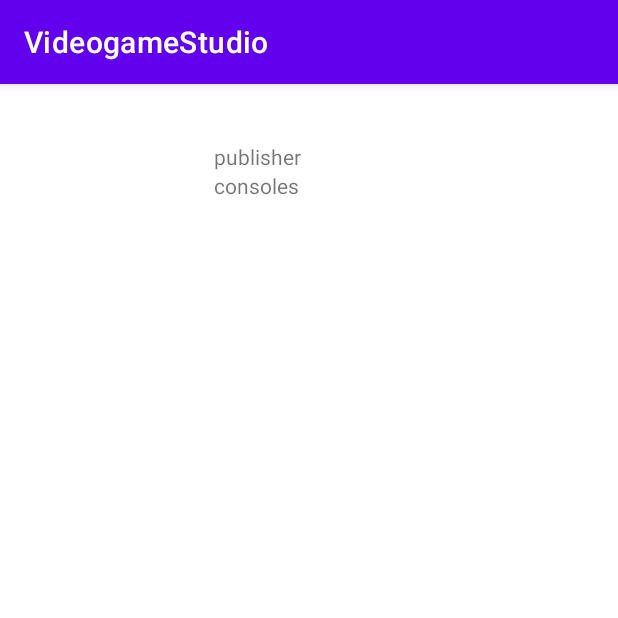
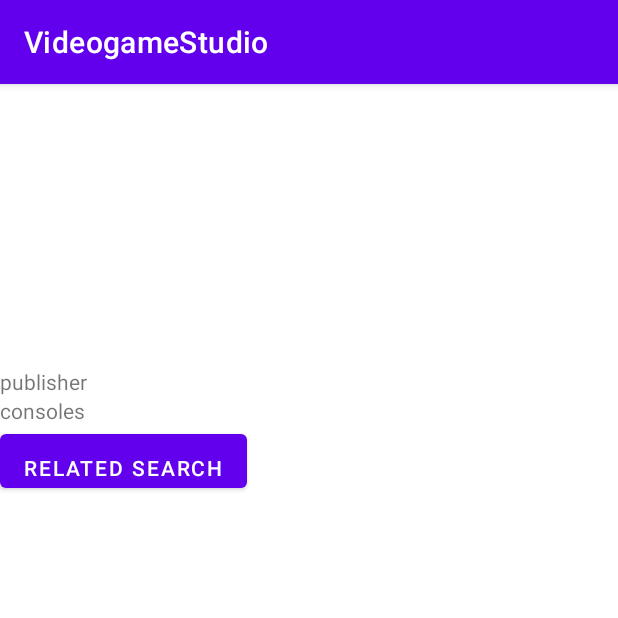
Before and after one commit to AronCold/VideogameStudio, an Android app: the JuegoActivity screen opened directly, with no data from a screen before it, on a phone screen of 412 x 824 dp, the top half of it. Run offline under Robolectric (Android 15) with nearby library versions, the phone set to English and light mode, and no system bars; 3 statements that could not run were skipped.

Commit message:
spoiler : yes

```diff
--- a/app/src/main/AndroidManifest.xml
+++ b/app/src/main/AndroidManifest.xml
@@ -12,7 +12,8 @@
         android:roundIcon="@mipmap/ic_launcher_round"
         android:supportsRtl="true"
         android:theme="@style/Theme.VideogameStudio">
-        <activity android:name=".JuegoActivity"></activity>
+        <activity android:name=".RelatedSearchActivity"></activity>
+        <activity android:name=".JuegoActivity" />
         <activity android:name=".view.MainActivity">
             <intent-filter>
                 <action android:name="android.intent.action.MAIN" />
--- a/app/src/main/java/com/example/videogamestudio/JuegoActivity.kt
+++ b/app/src/main/java/com/example/videogamestudio/JuegoActivity.kt
@@ -1,9 +1,13 @@
 package com.example.videogamestudio
 
+import android.content.Context
+import android.content.Intent
 import android.content.SharedPreferences
 import androidx.appcompat.app.AppCompatActivity
 import android.os.Bundle
 import android.util.Log
+import android.view.View
+import android.widget.Button
 import android.widget.TextView
 import com.example.videogamestudio.model.Videogame
 import com.google.gson.Gson
@@ -19,6 +23,8 @@ class JuegoActivity : AppCompatActivity() {
 
     lateinit var tvName : TextView
     lateinit var tvGenre : TextView
+    lateinit var btnRelated : Button
+    lateinit var context : Context
 
     override fun onCreate(savedInstanceState: Bundle?) {
         super.onCreate(savedInstanceState)
@@ -26,27 +32,32 @@ class JuegoActivity : AppCompatActivity() {
 
         tvName = findViewById(R.id.tvName)
         //tvGenre = findViewById(R.id.)
+        btnRelated = findViewById(R.id.rsButton)
 
-        //"recibir historial de juegos para meter en sharedPreferences"
+        //recibe juego
         videogame = intent.getSerializableExtra("Juego") as Videogame
         tvName.setText(videogame.name)
-        //tvGenre.setText(videogame.genres)
-
-        //val name:String, val releaseDate:Date,
-        //    val genres: List<Genre>, val involved_companies: MutableList<InvolvedCompany>,
-        //    val platforms: MutableList<Platform>, val image:String,
-        //    val aggregated_rating: Double, val summary: String) : Serializable
 
         //"Recibir juego en el intent")
         //"Mostrar datos y poner botón")
         //"Llamar a la siguiente actividad de busqueda relacionada")
 
+        //actualizar historial de juegos para meter en sharedPreferences
         actualizarHistorial(videogame)
+
+        context = this.applicationContext
+
+        btnRelated.setOnClickListener {
+            val datosApp = Intent(context, RelatedSearchActivity::class.java).apply {
+                putExtra("Juego", videogame)
+            }
+            startActivity(datosApp)
+        }
     }
 
     private fun actualizarHistorial(videogame: Videogame) {
         //recibir historial
-        var mPrefs = getSharedPreferences("historialJuegos", MODE_PRIVATE)
+        val mPrefs = getSharedPreferences("historialJuegos", MODE_PRIVATE)
         var historialLista: MutableList<Videogame> = ArrayList()
         var historialJSONString: String = ""
 
@@ -56,10 +67,17 @@ class JuegoActivity : AppCompatActivity() {
             historialLista = Gson().fromJson(historialJSONString, type)
         }
 
-        //modificar lista
-        historialLista.add(videogame)
+        //comprobamos si el juego está ya en la lista
+        if(historialLista.find{ it.name == videogame.name }  == null) {
+            //si no está en la lista comprobamos si el limite alcanzado
+            if (historialLista.size >= 30) {
+                //si limite no alcanzado modificar lista
+                historialLista.removeAt(historialLista.size - 1)
+            }
+            historialLista.add(0, videogame)
+            Log.d("Juego añadido", "Se ha añadido un juego en la lista " + historialLista.size)
+        }
 
-        Log.d("Juego añadido", "Se ha añadido un juego en la lista " + historialLista.size)
         //guardarLista
         var editor : SharedPreferences.Editor = mPrefs.edit()
         historialJSONString = Gson().toJson(historialLista);
--- a/app/src/main/java/com/example/videogamestudio/model/Videogame.kt
+++ b/app/src/main/java/com/example/videogamestudio/model/Videogame.kt
@@ -10,6 +10,6 @@ class Videogame(
     val name:String, val releaseDate:Date,
     val genres: List<Genre>, val involved_companies: MutableList<InvolvedCompany>,
     val platforms: MutableList<Platform>, val image:String,
-    val aggregated_rating: Double, val summary: String) : Serializable
+    val aggregated_rating: Double, val summary: String, val id : Int) : Serializable
 {
 }
--- a/app/src/main/java/com/example/videogamestudio/presenter/Presenter.kt
+++ b/app/src/main/java/com/example/videogamestudio/presenter/Presenter.kt
@@ -29,7 +29,7 @@ class Presenter(val view: MainViewVG, val model: Model) {
             Log.d("PideJuegos", "Actualizando juegos del view")
             games = model.getGames()
             view.updateGames(games)
-            view.updateRecycler()
+            view.updateRecycler(view.recyclerGames)
         }
     }
 
--- a/app/src/main/java/com/example/videogamestudio/view/MainViewVG.kt
+++ b/app/src/main/java/com/example/videogamestudio/view/MainViewVG.kt
@@ -9,5 +9,5 @@ interface MainViewVG {
     var historialJuegos : List<Videogame>
     fun showError(message: String)
     fun updateGames(games : List<Game>)
-    fun updateRecycler()
+    fun updateRecycler(juegos : List<Videogame>)
 }
--- a/app/src/main/res/layout/activity_juego.xml
+++ b/app/src/main/res/layout/activity_juego.xml
@@ -4,7 +4,8 @@
     xmlns:tools="http://schemas.android.com/tools"
     android:layout_width="match_parent"
     android:layout_height="match_parent"
-    tools:context=".JuegoActivity">
+    tools:context=".JuegoActivity"
+    android:orientation="vertical">
 
     <ImageView
         android:id="@+id/ivVideogame"
@@ -45,6 +46,12 @@
 
     </LinearLayout>
 
+    <Button
+        android:id="@+id/rsButton"
+        android:layout_width="wrap_content"
+        android:layout_height="wrap_content"
+        android:text="Related Search"
+        android:gravity="bottom"/>
 
 
 </LinearLayout>
--- a/app/src/main/res/layout/activity_main.xml
+++ b/app/src/main/res/layout/activity_main.xml
@@ -10,7 +10,8 @@
     <SearchView
         android:id="@+id/search_button"
         android:layout_width="match_parent"
-        android:layout_height="wrap_content" />
+        android:layout_height="wrap_content"
+        android:queryHint="type your request or 'sHistory'"/>
 
     <androidx.recyclerview.widget.RecyclerView
         android:id="@+id/rvVideogames"
```
Also changed, not shown: app/src/main/java/com/example/videogamestudio/RelatedSearchActivity.kt (added, +21 -0 lines), app/src/main/java/com/example/videogamestudio/view/MainActivity.kt (+9 -21 lines), app/src/main/java/com/example/videogamestudio/view/VideogameAdapter.kt (+5 -7 lines), app/src/main/res/layout/activity_related_search.xml (added, +28 -0 lines).
